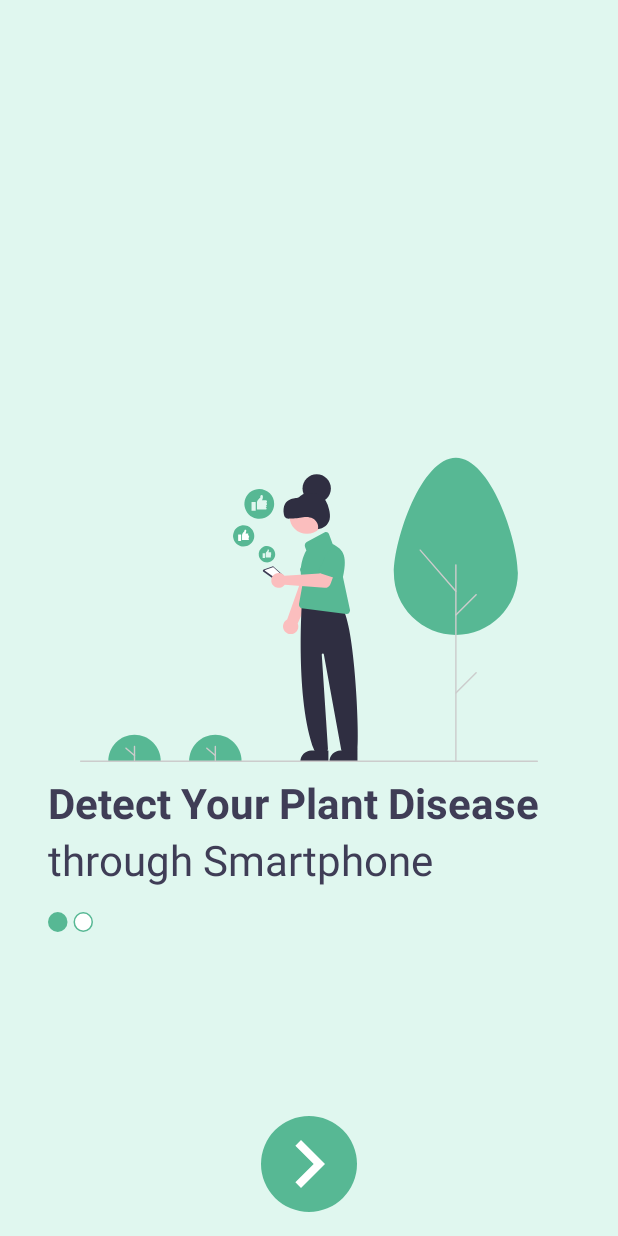
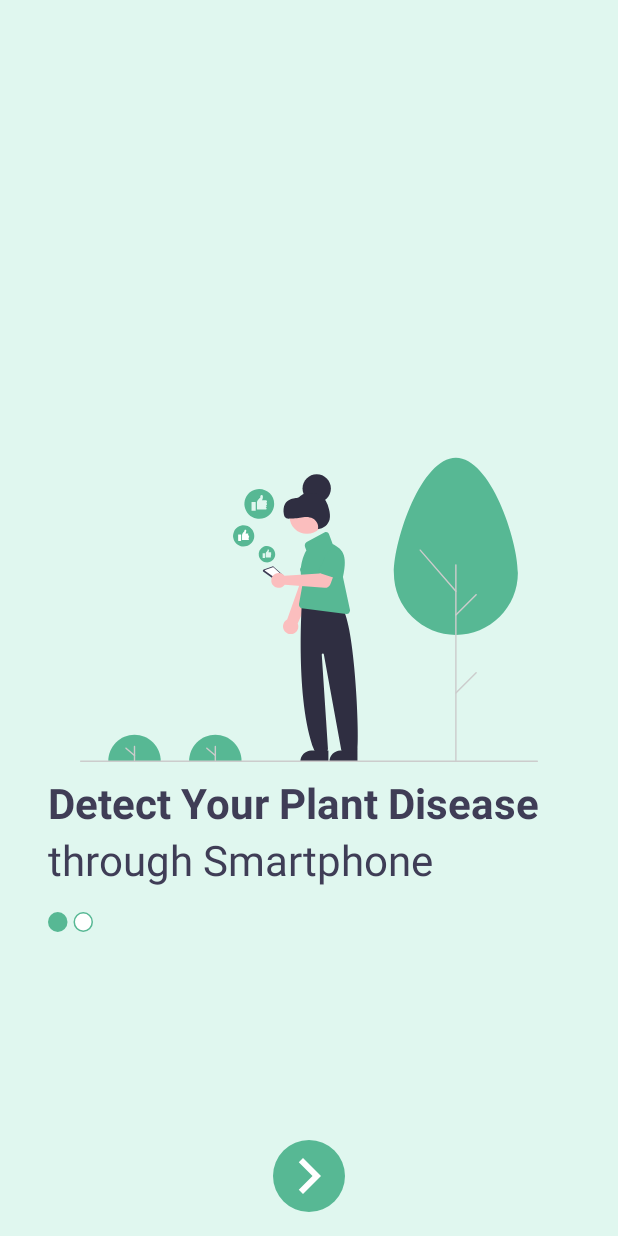
Before and after one commit to Hi-Joe-Bangkit/Android-HiJoe, an Android app: the screen it shows after launch (OnBoardingActivity), on a phone screen of 412 x 824 dp. Run offline under Robolectric (Android 15) with nearby library versions, the phone set to English and light mode, and no system bars; our stand-ins replace CircleImageView.

Commit message:
adjust first boarding button size

```diff
--- a/app/src/main/res/layout/fragment_first_boarding.xml
+++ b/app/src/main/res/layout/fragment_first_boarding.xml
@@ -66,8 +66,8 @@
 
     <com.google.android.material.imageview.ShapeableImageView
         android:id="@+id/btnNextBoarding"
-        android:layout_width="64dp"
-        android:layout_height="64dp"
+        android:layout_width="48dp"
+        android:layout_height="48dp"
         android:background="@color/dark_green"
         app:shapeAppearanceOverlay="@style/Theme.HiJoe.CircleImageView"
         app:layout_constraintBottom_toBottomOf="parent"
```
